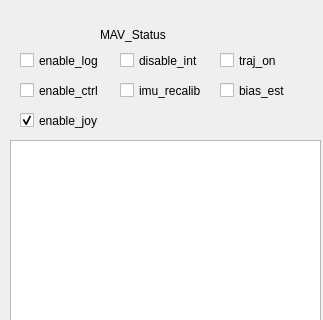
Above: src/rqt_quadcoptergui/QuadCopterwidget.ui from garimellagowtham/rqt_quadcoptergui before the change; both pictures show x 0 to 323 and y 0 to 320 of the 323 by 513 pixel window. Below: the same form after it.
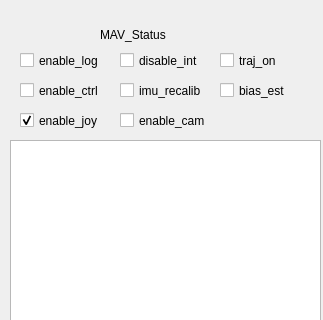
That is the form after the change.

```diff
--- a/src/rqt_quadcoptergui/QuadCopterwidget.ui
+++ b/src/rqt_quadcoptergui/QuadCopterwidget.ui
@@ -182,6 +182,25 @@
     <string>Target_Capture</string>
    </property>
   </widget>
+  <widget class="QCheckBox" name="camcheckbox">
+   <property name="enabled">
+    <bool>true</bool>
+   </property>
+   <property name="geometry">
+    <rect>
+     <x>120</x>
+     <y>110</y>
+     <width>101</width>
+     <height>21</height>
+    </rect>
+   </property>
+   <property name="text">
+    <string>enable_cam</string>
+   </property>
+   <property name="checked">
+    <bool>false</bool>
+   </property>
+  </widget>
  </widget>
  <resources/>
  <connections/>
```
